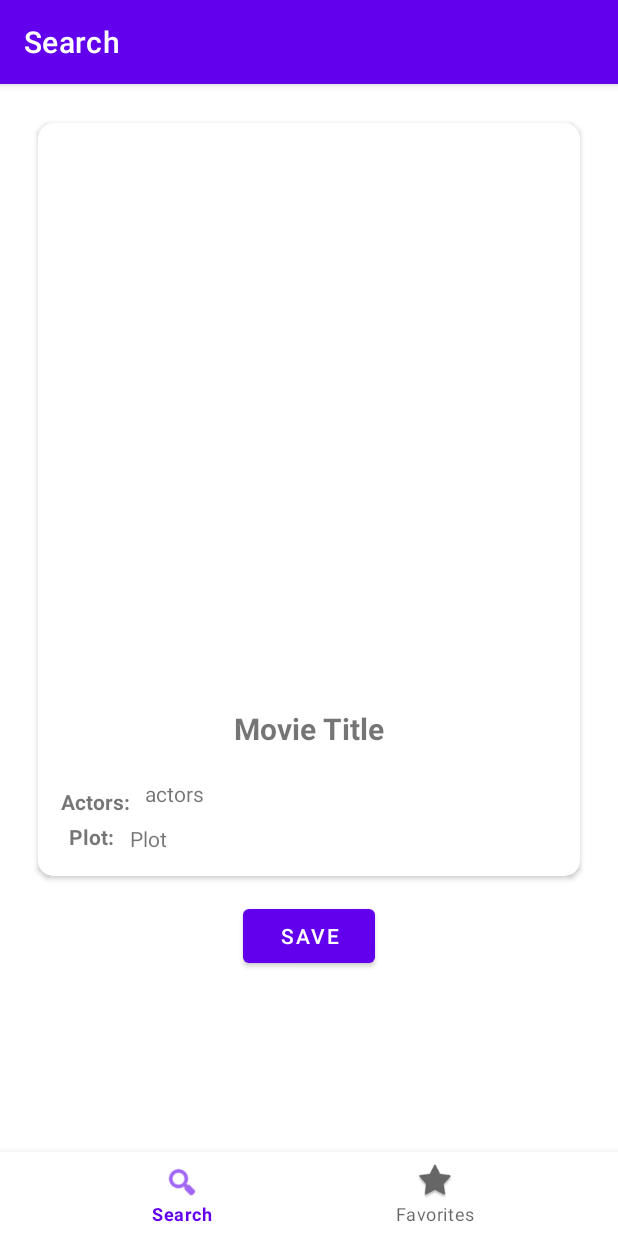
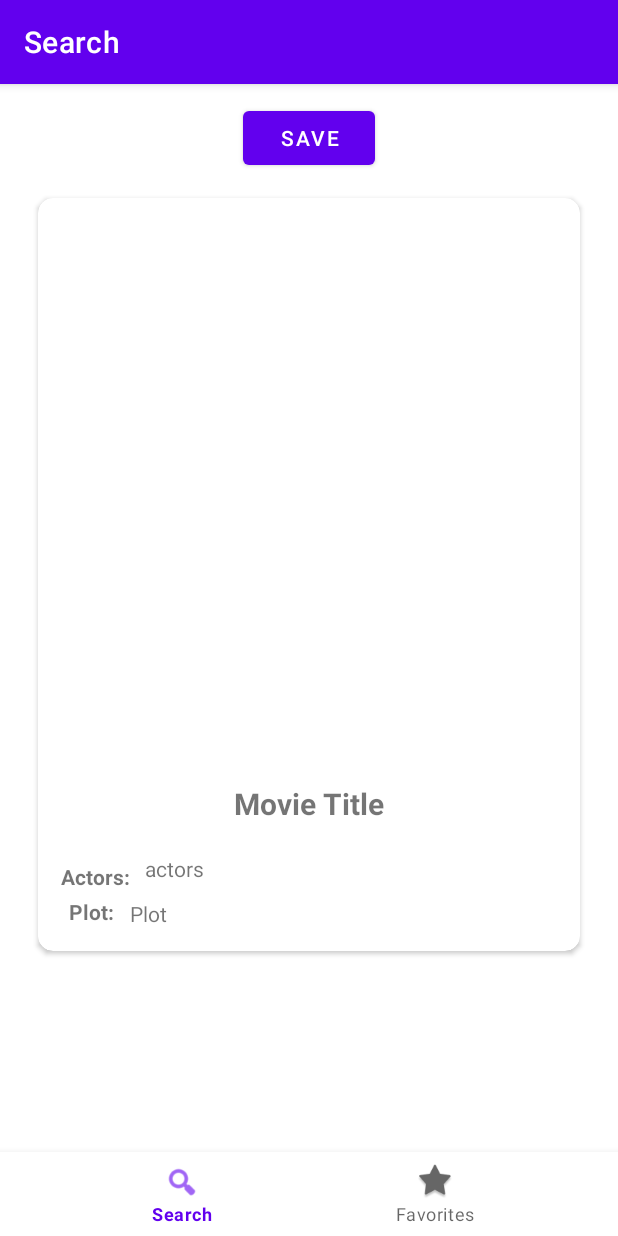
Before and after one commit to sinagss/omdbFinal, an Android app: the fragment MovieDetailFragment placed in its activity, on a phone screen of 412 x 824 dp. Run offline under Robolectric (Android 15) with nearby library versions, the phone set to English and light mode, and no system bars; our stand-ins replace Dagger/Hilt's generated code, Room's generated code, navigation-ui; 2 statements that could not run were skipped.

Commit message:
debugged and fully functional.

```diff
--- a/app/build.gradle
+++ b/app/build.gradle
@@ -7,6 +7,7 @@ plugins {
 }
 
 android {
+
     compileSdk 31
 
     defaultConfig {
@@ -21,7 +22,8 @@ android {
 
     buildTypes {
         release {
-            minifyEnabled false
+            minifyEnabled true
+            shrinkResources true
             proguardFiles getDefaultProguardFile('proguard-android-optimize.txt'), 'proguard-rules.pro'
         }
     }
--- a/app/src/main/java/com/example/movierecycler/base/BaseApplication.kt
+++ b/app/src/main/java/com/example/movierecycler/base/BaseApplication.kt
@@ -5,7 +5,4 @@ import dagger.hilt.android.HiltAndroidApp
 
 @HiltAndroidApp
 class BaseApplication : Application() {
-    override fun onCreate() {
-        super.onCreate()
-    }
 }
--- a/app/src/main/java/com/example/movierecycler/features/favorite/FavMovieAdapter.kt
+++ b/app/src/main/java/com/example/movierecycler/features/favorite/FavMovieAdapter.kt
@@ -28,7 +28,6 @@ class FavMovieAdapter(val clickListener: (String) -> Unit) :
             binding.ivPoster.loadUrl(item.poster)
             binding.tvMovieTitle.text = item.title
             binding.tvYear.text = item.year
-            binding.tvMetaScore.text = item.metascore
             binding.root.setOnClickListener {
                 clickListener(item.imdbId)
             }
--- a/app/src/main/java/com/example/movierecycler/features/search/MovieAdapter.kt
+++ b/app/src/main/java/com/example/movierecycler/features/search/MovieAdapter.kt
@@ -1,4 +1,4 @@
-package com.example.movierecycler.adapter
+package com.example.movierecycler.features.search
 
 import android.view.LayoutInflater
 import android.view.ViewGroup
--- a/app/src/main/java/com/example/movierecycler/features/search/SearchFragment.kt
+++ b/app/src/main/java/com/example/movierecycler/features/search/SearchFragment.kt
@@ -7,7 +7,6 @@ import android.view.ViewGroup
 import androidx.fragment.app.Fragment
 import androidx.fragment.app.viewModels
 import androidx.navigation.fragment.findNavController
-import com.example.movierecycler.adapter.MovieAdapter
 import com.example.movierecycler.databinding.FragmentSearchBinding
 import com.example.movierecycler.hideKeyboard
 import com.example.movierecycler.repository.network.RetroInterface
--- a/app/src/main/res/layout/activity_main.xml
+++ b/app/src/main/res/layout/activity_main.xml
@@ -17,7 +17,6 @@
         app:layout_constraintLeft_toLeftOf="parent"
         app:layout_constraintRight_toRightOf="parent"
         app:layout_constraintTop_toTopOf="parent"
-        app:layout_constraintVertical_weight="1"
         app:navGraph="@navigation/nav_graph" />
 
     <com.google.android.material.bottomnavigation.BottomNavigationView
@@ -28,5 +27,6 @@
         app:layout_constraintBottom_toBottomOf="parent"
         app:layout_constraintLeft_toLeftOf="parent"
         app:layout_constraintRight_toRightOf="parent"
+        app:layout_constraintTop_toBottomOf="@id/nav_host_fragment"
         app:menu="@menu/bottom_menu" />
 </androidx.constraintlayout.widget.ConstraintLayout>
--- a/app/src/main/res/layout/fragment_favorites.xml
+++ b/app/src/main/res/layout/fragment_favorites.xml
@@ -11,8 +11,8 @@
         android:layout_height="match_parent">
 
         <androidx.recyclerview.widget.RecyclerView
+            android:layout_width="match_parent"
             android:id="@+id/fav_recycler"
-            android:layout_width="match_parent"
             android:layout_height="wrap_content"
             android:layout_margin="10dp"
             app:layoutManager="androidx.recyclerview.widget.GridLayoutManager"
--- a/app/src/main/res/layout/fragment_movie_detail.xml
+++ b/app/src/main/res/layout/fragment_movie_detail.xml
@@ -10,7 +10,8 @@
 
     <ScrollView
         android:layout_width="match_parent"
-        android:layout_height="match_parent">
+        android:layout_height="wrap_content"
+        app:layout_constraintTop_toBottomOf="@id/btn_save">
 
         <androidx.constraintlayout.widget.ConstraintLayout
             android:layout_width="match_parent"
@@ -19,7 +20,6 @@
 
 
             <androidx.cardview.widget.CardView
-                android:id="@+id/cardView"
                 android:layout_width="wrap_content"
                 android:layout_height="wrap_content"
                 android:elevation="15dp"
@@ -96,7 +96,7 @@
                         app:layout_constraintTop_toBottomOf="@+id/tvActors" />
 
                     <TextView
-                        android:id="@+id/tvPlot"
+                        android:id="@+id/tv_plot"
                         android:layout_width="0dp"
                         android:layout_height="wrap_content"
                         android:layout_margin="5dp"
@@ -113,15 +113,17 @@
 
             </androidx.cardview.widget.CardView>
 
-            <Button
-                android:id="@+id/btn_save"
-                android:layout_width="wrap_content"
-                android:layout_height="wrap_content"
-                android:layout_marginTop="10dp"
-                android:text="@string/btn_save"
-                app:layout_constraintLeft_toLeftOf="parent"
-                app:layout_constraintRight_toRightOf="parent"
-                app:layout_constraintTop_toBottomOf="@+id/cardView" />
         </androidx.constraintlayout.widget.ConstraintLayout>
     </ScrollView>
+
+    <Button
+        android:id="@+id/btn_save"
+        android:layout_width="wrap_content"
+        android:layout_height="wrap_content"
+        android:layout_marginTop="2dp"
+        android:text="@string/btn_save"
+        app:layout_constraintLeft_toLeftOf="parent"
+        app:layout_constraintRight_toRightOf="parent"
+        app:layout_constraintTop_toTopOf="parent" />
+
 </androidx.constraintlayout.widget.ConstraintLayout>
--- a/app/src/main/res/layout/fragment_search.xml
+++ b/app/src/main/res/layout/fragment_search.xml
@@ -44,7 +44,7 @@
             app:layout_constraintTop_toTopOf="parent" />
 
         <androidx.recyclerview.widget.RecyclerView
-            android:id="@+id/moviesRecycler"
+            android:id="@+id/movies_recycler"
             android:layout_width="match_parent"
             android:layout_height="wrap_content"
             android:layout_margin="10dp"
--- a/app/src/main/res/navigation/nav_graph.xml
+++ b/app/src/main/res/navigation/nav_graph.xml
@@ -2,7 +2,6 @@
 <navigation xmlns:android="http://schemas.android.com/apk/res/android"
     xmlns:app="http://schemas.android.com/apk/res-auto"
     xmlns:tools="http://schemas.android.com/tools"
-    android:id="@+id/nav_graph.xml"
     app:startDestination="@id/searchFragment">
 
     <fragment
@@ -34,7 +33,8 @@
         tools:layout="@layout/fragment_favorites">
         <action
             android:id="@+id/action_favoritesFragment_to_searchFragment"
-            app:destination="@id/searchFragment" />
+            app:destination="@id/searchFragment"
+            app:popUpTo="@id/searchFragment" />
         <action
             android:id="@+id/action_favoritesFragment_to_movieDetailFragment"
             app:destination="@id/movieDetailFragment" />
--- a/app/src/main/res/values/strings.xml
+++ b/app/src/main/res/values/strings.xml
@@ -1,7 +1,6 @@
 <resources>
-    <string name="app_name">MovieRecycler</string>
+    <string name="app_name">OMDB</string>
     <!-- TODO: Remove or change this placeholder text -->
-    <string name="hello_blank_fragment">Hello blank fragment</string>
     <string name="btn_search">Search</string>
     <string name="btn_clear">Clear</string>
     <string name="movie_title">Movie Title</string>
@@ -15,6 +14,4 @@
     <string name="menu_search">Search</string>
     <string name="menu_favorites">Favorites</string>
     <string name="btn_unsave">UNSAVE</string>
-    <string name="meta_score">Meta Score</string>
-    <string name="meta_score_lbl">Meta Score:</string>
 </resources>
```
Also changed, not shown: app/src/main/res/layout/movie_item.xml (+0 -19 lines).
